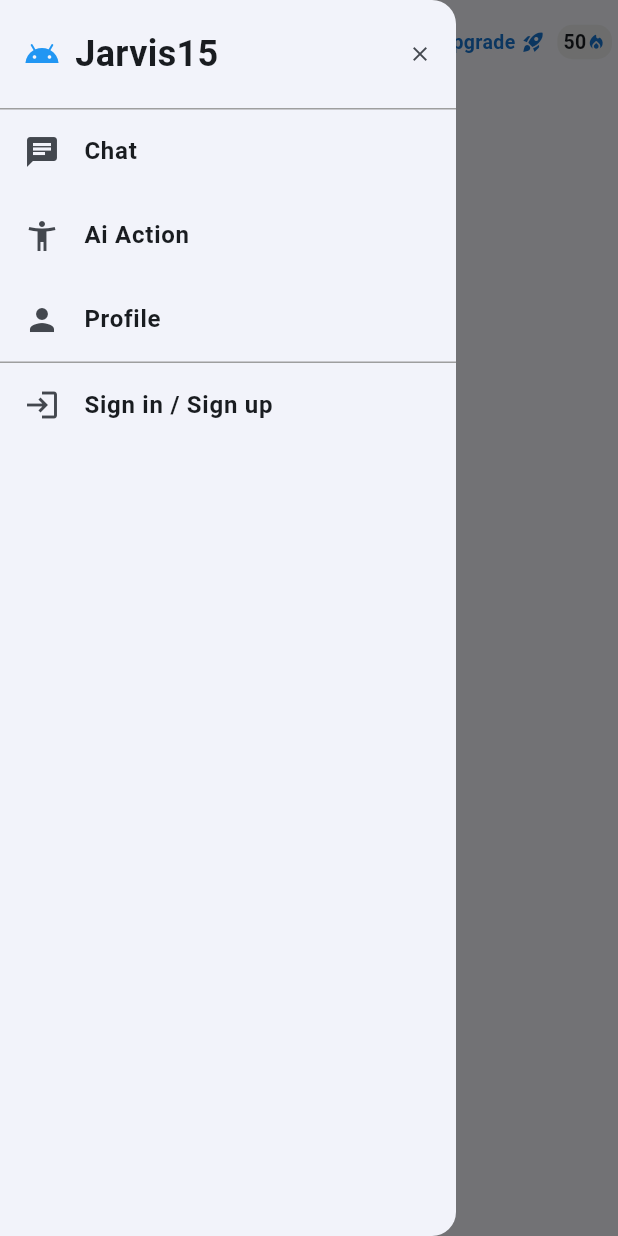
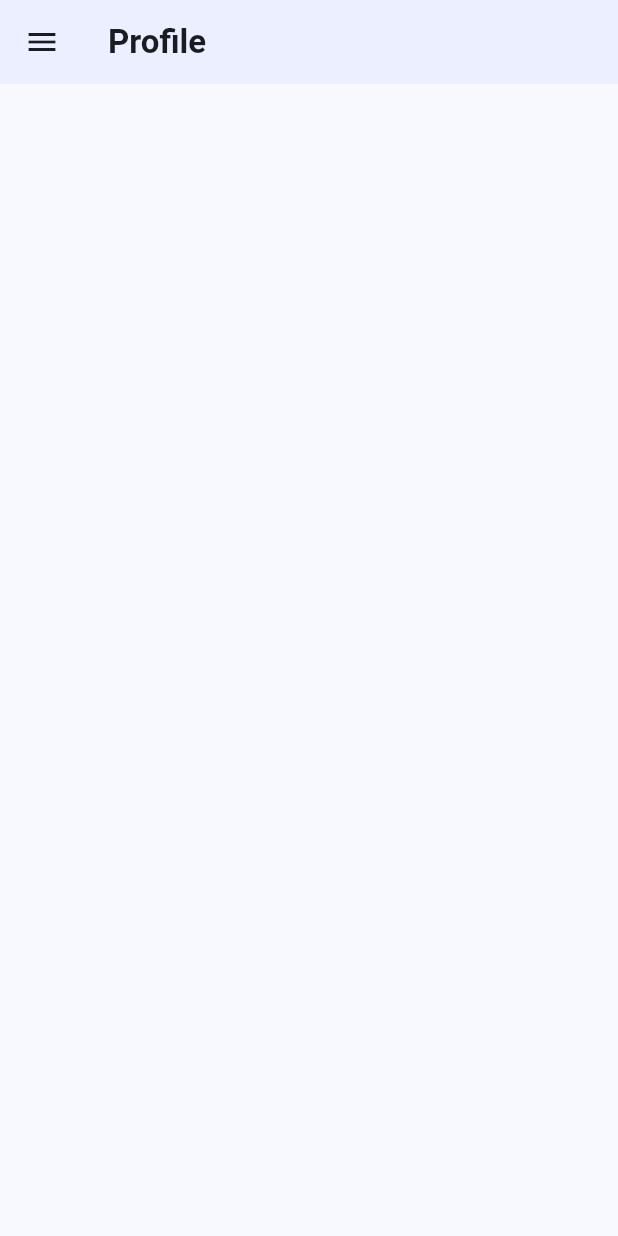
Before and after one commit to VHKhai2003/MobileProject, a Flutter app: the screen it shows after launch, in the side drawer, after a tap on "Profile", on a phone screen of 412 x 824 dp. Run offline on Flutter 3.47's test engine with Material 3 defaults, Android fonts, the phone set to English and light mode, and no system bars.

```diff
--- a/lib/main.dart
+++ b/lib/main.dart
@@ -1,6 +1,7 @@
 import 'package:code/views/appbar/CustomAppBar.dart';
 import 'package:code/views/drawer/NavigationDrawer.dart' as navigation_drawer;
 import 'package:flutter/material.dart';
+import 'package:flutter/services.dart';
 
 
 void main() {
@@ -33,6 +34,14 @@ class MyApp extends StatelessWidget {
         // tested with just a hot reload.
         colorScheme: ColorScheme.fromSeed(seedColor: Colors.blue),
         useMaterial3: true,
+        appBarTheme: const AppBarTheme(
+          backgroundColor: Colors.transparent, // Đặt màu nền trong suốt
+          elevation: 0, // Xóa bóng đổ
+          systemOverlayStyle: SystemUiOverlayStyle(
+            statusBarColor: Color.fromARGB(255, 25, 118, 210), // Màu nền status bar
+            statusBarIconBrightness: Brightness.dark, // Màu icon status bar
+          ),
+        ),
       ),
       home: const MyHomePage(),
       debugShowCheckedModeBanner: false,
@@ -52,7 +61,7 @@ class _MyHomePageState extends State<MyHomePage> {
   Widget build(BuildContext context) {
     return const Scaffold(
       appBar: CustomAppBar(),
-      drawer: navigation_drawer.NavigationDrawer(),
+      drawer: SafeArea(child: navigation_drawer.NavigationDrawer()),
       body: Center(
         child: Text('Home Screen'),
       ),
--- a/lib/views/drawer/NavigationDrawer.dart
+++ b/lib/views/drawer/NavigationDrawer.dart
@@ -1,5 +1,6 @@
 import 'package:code/views/auth/LoginPage.dart';
 import 'package:flutter/material.dart';
+import 'package:code/views/profile/ProfilePage.dart';
 
 class NavigationDrawer extends StatefulWidget {
   const NavigationDrawer({super.key});
@@ -9,6 +10,28 @@ class NavigationDrawer extends StatefulWidget {
 }
 
 class _NavigationDrawerState extends State<NavigationDrawer> {
+  var transitionsBuilder = (context, animation, secondaryAnimation, child) {
+    const begin = Offset(1.0, 0.0); // Bắt đầu từ bên phải
+    const end = Offset.zero; // Kết thúc tại vị trí gốc
+    const curve = Curves.easeInOut; // Hiệu ứng chuyển cảnh
+    var tween = Tween(begin: begin, end: end).chain(CurveTween(curve: curve));
+    var offsetAnimation = animation.drive(tween);
+    return SlideTransition(
+      position: offsetAnimation,
+      child: child,
+    );
+  };
+
+  void _navigateTo(Widget page) {
+    Navigator.pushReplacement(
+      context,
+      PageRouteBuilder(
+        pageBuilder: (context, animation, secondaryAnimation) => page,
+        transitionsBuilder: transitionsBuilder
+      ),
+    );
+  }
+
   @override
   Widget build(BuildContext context) {
     return Drawer(
@@ -21,12 +44,20 @@ class _NavigationDrawerState extends State<NavigationDrawer> {
               Row(
                 mainAxisAlignment: MainAxisAlignment.spaceBetween,
                 children: [
-                  const Row(
+                  Row(
                     mainAxisSize: MainAxisSize.min,
                     children: [
-                      Icon(Icons.android, color: Colors.blue,),
-                      SizedBox(width: 10),
-                      Text(
+                      // Icon(Icons.android, color: Colors.blue,),
+                      ClipOval(
+                        child: Image.asset(
+                          'assets/icons/jarvis-icon.png',
+                          width: 30,
+                          height: 30,
+                          fit: BoxFit.cover,
+                        ),
+                      ),
+                      const SizedBox(width: 10),
+                      const Text(
                         'Jarvis15',
                         style: TextStyle(
                           fontSize: 24,
@@ -44,18 +75,14 @@ class _NavigationDrawerState extends State<NavigationDrawer> {
             leading: const Icon(Icons.chat),
             title: const Text('Chat', style: TextStyle(fontWeight: FontWeight.bold),),
             onTap: () {
-            //   Navigator.pushReplacement(
-            //     context,
-            //     MaterialPageRoute(builder: (context) => ChatPage()),);
+              // _navigateTo(const ChatPage());
             },
           ),
           ListTile(
             leading: const Icon(Icons.accessibility_new),
             title: const Text('Ai Action', style: TextStyle(fontWeight: FontWeight.bold),),
             onTap: () {
-              // Navigator.pushReplacement(
-              //   context,
-              //   MaterialPageRoute(builder: (context) => AiAction()),);
+              // _navigateTo(const AiAction());
             }
           ),
           ListTile(
@@ -64,9 +91,7 @@ class _NavigationDrawerState extends State<NavigationDrawer> {
               fontWeight: FontWeight.bold
             ),),
             onTap: () {
-              // Navigator.pushReplacement(
-              //   context,
-              //   MaterialPageRoute(builder: (context) => ProfilePage()),);
+              _navigateTo(const ProfilePage());
             },
           ),
           const Divider(height: 1, color: Colors.grey,),
@@ -79,16 +104,7 @@ class _NavigationDrawerState extends State<NavigationDrawer> {
                 context,
                 PageRouteBuilder(
                   pageBuilder: (context, animation, secondaryAnimation) => const LoginPage(state: "Login"),
-                  transitionsBuilder: (context, animation, secondaryAnimation, child) {
-                    const begin = Offset(1.0, 0.0);
-                    const end = Offset.zero;
-                    const curve = Curves.ease;
-                    var tween = Tween(begin: begin, end: end).chain(CurveTween(curve: curve));
-                    return SlideTransition(
-                        position: animation.drive(tween),
-                    child: child,
-                    );
-                  },
+                  transitionsBuilder: transitionsBuilder
                 ),
               );
             },
--- /dev/null
+++ b/lib/views/profile/ProfilePage.dart
@@ -0,0 +1,17 @@
+import 'package:flutter/material.dart';
+
+class ProfilePage extends StatelessWidget {
+  const ProfilePage({super.key});
+
+  @override
+  Widget build(BuildContext context) {
+    return Scaffold(
+      appBar: AppBar(
+        backgroundColor: const Color(0xFFEBEFFF),
+        leading: IconButton(onPressed: () {}, icon: const Icon(Icons.menu)),
+        title: const Text("Profile", style: TextStyle(fontWeight: FontWeight.bold)),
+      ),
+      body: const Row(),
+    );
+  }
+}
```
Also changed, not shown: lib/views/auth/LoginPage.dart (+43 -1 lines).
